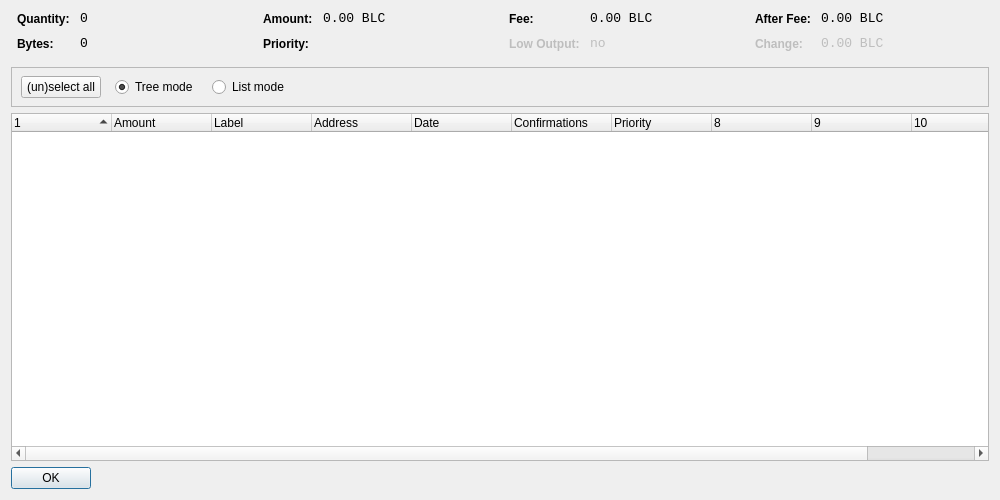
Madscotslad/Blockcoin, file src/qt/forms/coincontroldialog.ui: the form before one commit.
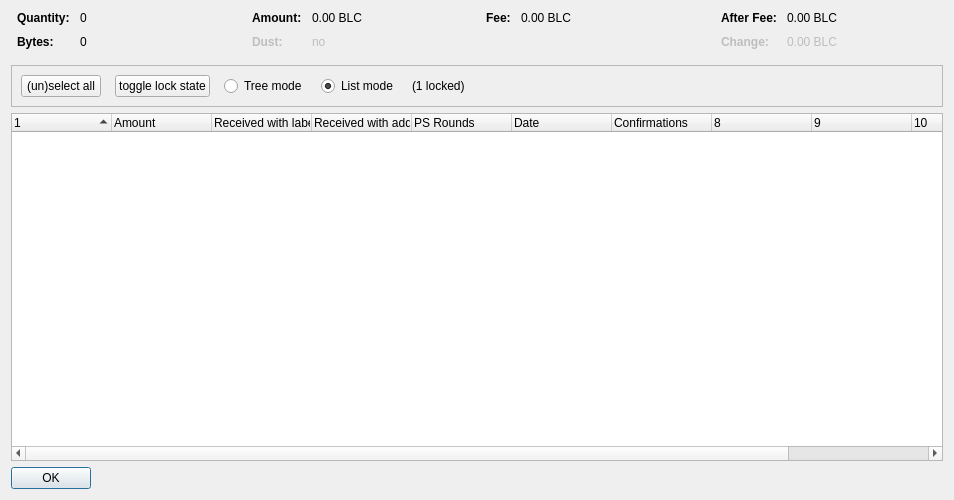
The form after the commit. Custom widgets are drawn as their Qt base class.

```diff
--- a/src/qt/forms/coincontroldialog.ui
+++ b/src/qt/forms/coincontroldialog.ui
@@ -6,7 +6,7 @@
    <rect>
     <x>0</x>
     <y>0</y>
-    <width>1000</width>
+    <width>954</width>
     <height>500</height>
    </rect>
   </property>
@@ -38,8 +38,11 @@
        </property>
        <item row="0" column="0">
         <widget class="QLabel" name="labelCoinControlQuantityText">
-         <property name="styleSheet">
-          <string notr="true">font-weight:bold;</string>
+         <property name="font">
+          <font>
+           <weight>75</weight>
+           <bold>true</bold>
+          </font>
          </property>
          <property name="text">
           <string>Quantity:</string>
@@ -48,12 +51,6 @@
        </item>
        <item row="0" column="1">
         <widget class="QLabel" name="labelCoinControlQuantity">
-         <property name="font">
-          <font>
-           <family>Monospace</family>
-           <pointsize>10</pointsize>
-          </font>
-         </property>
          <property name="cursor">
           <cursorShape>IBeamCursor</cursorShape>
          </property>
@@ -70,8 +67,11 @@
        </item>
        <item row="1" column="0">
         <widget class="QLabel" name="labelCoinControlBytesText">
-         <property name="styleSheet">
-          <string notr="true">font-weight:bold;</string>
+         <property name="font">
+          <font>
+           <weight>75</weight>
+           <bold>true</bold>
+          </font>
          </property>
          <property name="text">
           <string>Bytes:</string>
@@ -80,12 +80,6 @@
        </item>
        <item row="1" column="1">
         <widget class="QLabel" name="labelCoinControlBytes">
-         <property name="font">
-          <font>
-           <family>Monospace</family>
-           <pointsize>10</pointsize>
-          </font>
-         </property>
          <property name="cursor">
           <cursorShape>IBeamCursor</cursorShape>
          </property>
@@ -118,8 +112,11 @@
        </property>
        <item row="0" column="0">
         <widget class="QLabel" name="labelCoinControlAmountText">
-         <property name="styleSheet">
-          <string notr="true">font-weight:bold;</string>
+         <property name="font">
+          <font>
+           <weight>75</weight>
+           <bold>true</bold>
+          </font>
          </property>
          <property name="text">
           <string>Amount:</string>
@@ -128,12 +125,6 @@
        </item>
        <item row="0" column="1">
         <widget class="QLabel" name="labelCoinControlAmount">
-         <property name="font">
-          <font>
-           <family>Monospace</family>
-           <pointsize>10</pointsize>
-          </font>
-         </property>
          <property name="cursor">
           <cursorShape>IBeamCursor</cursorShape>
          </property>
@@ -149,22 +140,25 @@
         </widget>
        </item>
        <item row="1" column="0">
-        <widget class="QLabel" name="labelCoinControlPriorityText">
-         <property name="styleSheet">
-          <string notr="true">font-weight:bold;</string>
+        <widget class="QLabel" name="labelCoinControlLowOutputText">
+         <property name="enabled">
+          <bool>false</bool>
+         </property>
+         <property name="font">
+          <font>
+           <weight>75</weight>
+           <bold>true</bold>
+          </font>
          </property>
          <property name="text">
-          <string>Priority:</string>
+          <string>Dust:</string>
          </property>
         </widget>
        </item>
        <item row="1" column="1">
-        <widget class="QLabel" name="labelCoinControlPriority">
-         <property name="font">
-          <font>
-           <family>Monospace</family>
-           <pointsize>10</pointsize>
-          </font>
+        <widget class="QLabel" name="labelCoinControlLowOutput">
+         <property name="enabled">
+          <bool>false</bool>
          </property>
          <property name="cursor">
           <cursorShape>IBeamCursor</cursorShape>
@@ -173,7 +167,7 @@
           <enum>Qt::ActionsContextMenu</enum>
          </property>
          <property name="text">
-          <string/>
+          <string notr="true">no</string>
          </property>
          <property name="textInteractionFlags">
           <set>Qt::LinksAccessibleByMouse|Qt::TextSelectableByKeyboard|Qt::TextSelectableByMouse</set>
@@ -198,8 +192,11 @@
        </property>
        <item row="0" column="0">
         <widget class="QLabel" name="labelCoinControlFeeText">
-         <property name="styleSheet">
-          <string notr="true">font-weight:bold;</string>
+         <property name="font">
+          <font>
+           <weight>75</weight>
+           <bold>true</bold>
+          </font>
          </property>
          <property name="text">
           <string>Fee:</string>
@@ -208,12 +205,6 @@
        </item>
        <item row="0" column="1">
         <widget class="QLabel" name="labelCoinControlFee">
-         <property name="font">
-          <font>
-           <family>Monospace</family>
-           <pointsize>10</pointsize>
-          </font>
-         </property>
          <property name="cursor">
           <cursorShape>IBeamCursor</cursorShape>
          </property>
@@ -228,44 +219,6 @@
          </property>
         </widget>
        </item>
-       <item row="1" column="0">
-        <widget class="QLabel" name="labelCoinControlLowOutputText">
-         <property name="enabled">
-          <bool>false</bool>
-         </property>
-         <property name="styleSheet">
-          <string notr="true">font-weight:bold;</string>
-         </property>
-         <property name="text">
-          <string>Low Output:</string>
-         </property>
-        </widget>
-       </item>
-       <item row="1" column="1">
-        <widget class="QLabel" name="labelCoinControlLowOutput">
-         <property name="enabled">
-          <bool>false</bool>
-         </property>
-         <property name="font">
-          <font>
-           <family>Monospace</family>
-           <pointsize>10</pointsize>
-          </font>
-         </property>
-         <property name="cursor">
-          <cursorShape>IBeamCursor</cursorShape>
-         </property>
-         <property name="contextMenuPolicy">
-          <enum>Qt::ActionsContextMenu</enum>
-         </property>
-         <property name="text">
-          <string notr="true">no</string>
-         </property>
-         <property name="textInteractionFlags">
-          <set>Qt::LinksAccessibleByMouse|Qt::TextSelectableByKeyboard|Qt::TextSelectableByMouse</set>
-         </property>
-        </widget>
-       </item>
       </layout>
      </item>
      <item>
@@ -284,8 +237,11 @@
        </property>
        <item row="0" column="0">
         <widget class="QLabel" name="labelCoinControlAfterFeeText">
-         <property name="styleSheet">
-          <string notr="true">font-weight:bold;</string>
+         <property name="font">
+          <font>
+           <weight>75</weight>
+           <bold>true</bold>
+          </font>
          </property>
          <property name="text">
           <string>After Fee:</string>
@@ -294,12 +250,6 @@
        </item>
        <item row="0" column="1">
         <widget class="QLabel" name="labelCoinControlAfterFee">
-         <property name="font">
-          <font>
-           <family>Monospace</family>
-           <pointsize>10</pointsize>
-          </font>
-         </property>
          <property name="cursor">
           <cursorShape>IBeamCursor</cursorShape>
          </property>
@@ -319,8 +269,11 @@
          <property name="enabled">
           <bool>false</bool>
          </property>
-         <property name="styleSheet">
-          <string notr="true">font-weight:bold;</string>
+         <property name="font">
+          <font>
+           <weight>75</weight>
+           <bold>true</bold>
+          </font>
          </property>
          <property name="text">
           <string>Change:</string>
@@ -332,12 +285,6 @@
          <property name="enabled">
           <bool>false</bool>
          </property>
-         <property name="font">
-          <font>
-           <family>Monospace</family>
-           <pointsize>10</pointsize>
-          </font>
-         </property>
          <property name="cursor">
           <cursorShape>IBeamCursor</cursorShape>
          </property>
@@ -370,16 +317,9 @@
      <property name="frameShadow">
       <enum>QFrame::Sunken</enum>
      </property>
-     <widget class="QWidget" name="horizontalLayoutWidget">
-      <property name="geometry">
-       <rect>
-        <x>10</x>
-        <y>0</y>
-        <width>781</width>
-        <height>41</height>
-       </rect>
-      </property>
-      <layout class="QHBoxLayout" name="horizontalLayoutPanel" stretch="0,0,0,0,0">
+     <layout class="QHBoxLayout" name="horizontalLayout">
+      <item>
+       <layout class="QHBoxLayout" name="horizontalLayoutPanel" stretch="0,0,0,0,0,0">
        <property name="spacing">
         <number>14</number>
        </property>
@@ -394,6 +334,25 @@
          <property name="text">
           <string>(un)select all</string>
          </property>
+          <property name="autoDefault">
+           <bool>false</bool>
+          </property>
+         </widget>
+        </item>
+        <item>
+         <widget class="QPushButton" name="pushButtonToggleLock">
+          <property name="sizePolicy">
+           <sizepolicy hsizetype="Maximum" vsizetype="Fixed">
+            <horstretch>0</horstretch>
+            <verstretch>0</verstretch>
+           </sizepolicy>
+          </property>
+          <property name="text">
+           <string>toggle lock state</string>
+          </property>
+          <property name="autoDefault">
+           <bool>false</bool>
+          </property>
         </widget>
        </item>
        <item>
@@ -407,9 +366,6 @@
          <property name="text">
           <string>Tree mode</string>
          </property>
-         <property name="checked">
-          <bool>true</bool>
-         </property>
         </widget>
        </item>
        <item>
@@ -423,6 +379,16 @@
          <property name="text">
           <string>List mode</string>
          </property>
+          <property name="checked">
+           <bool>true</bool>
+          </property>
+         </widget>
+        </item>
+        <item>
+         <widget class="QLabel" name="labelLocked">
+          <property name="text">
+           <string>(1 locked)</string>
+          </property>
         </widget>
        </item>
        <item>
@@ -439,7 +405,8 @@
         </spacer>
        </item>
       </layout>
-     </widget>
+      </item>
+     </layout>
     </widget>
    </item>
    <item>
@@ -471,12 +438,17 @@
      </column>
      <column>
       <property name="text">
-       <string>Label</string>
+       <string>Received with label</string>
       </property>
      </column>
      <column>
       <property name="text">
-       <string>Address</string>
+       <string>Received with address</string>
+      </property>
+     </column>
+     <column>
+      <property name="text">
+       <string>PS Rounds</string>
       </property>
      </column>
      <column>
@@ -492,11 +464,6 @@
        <string>Confirmed</string>
       </property>
      </column>
-     <column>
-      <property name="text">
-       <string>Priority</string>
-      </property>
-     </column>
      <column>
       <property name="text">
        <string/>
```
Left out of the diff: 2 changed lines with no effect on the pictures. Lines whose indentation alone changed are shown as unchanged.
